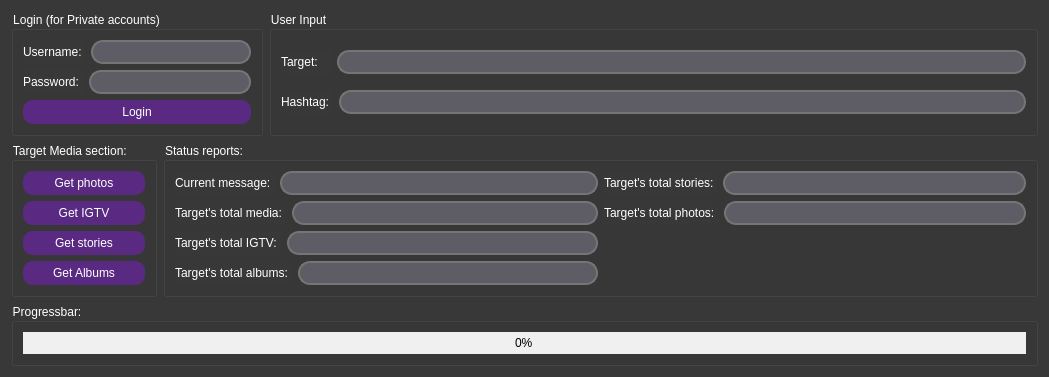
Above: GUI/Osintgram/form.ui from EchterAlsFake/Osintgram2 before the change. Below: the same form after it.
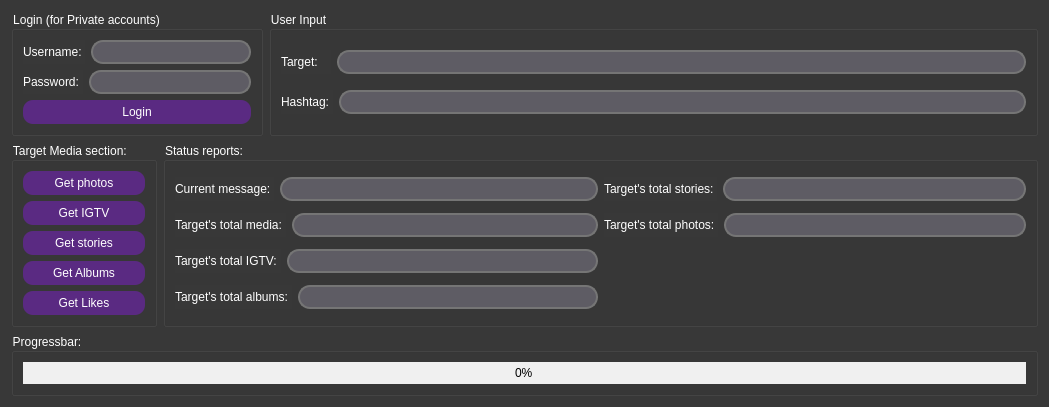
That is the form after the change.

Commit message: Added random colors Added Parser CLI commands

Diff of the .ui file:
```diff
--- a/GUI/Osintgram/form.ui
+++ b/GUI/Osintgram/form.ui
@@ -7,7 +7,7 @@
     <x>0</x>
     <y>0</y>
     <width>1049</width>
-    <height>371</height>
+    <height>390</height>
    </rect>
   </property>
   <property name="windowTitle">
@@ -251,8 +251,8 @@
         </property>
        </widget>
       </item>
-      <item row="0" column="0">
-       <widget class="QPushButton" name="button_photos">
+      <item row="2" column="0">
+       <widget class="QPushButton" name="button_stories">
         <property name="styleSheet">
          <string notr="true">QPushButton {
         background-color: #5a2a82; /* base violet color */
@@ -278,7 +278,7 @@
     }</string>
         </property>
         <property name="text">
-         <string>Get photos</string>
+         <string>Get stories</string>
         </property>
        </widget>
       </item>
@@ -313,8 +313,8 @@
         </property>
        </widget>
       </item>
-      <item row="2" column="0">
-       <widget class="QPushButton" name="button_stories">
+      <item row="0" column="0">
+       <widget class="QPushButton" name="button_photos">
         <property name="styleSheet">
          <string notr="true">QPushButton {
         background-color: #5a2a82; /* base violet color */
@@ -340,7 +340,38 @@
     }</string>
         </property>
         <property name="text">
-         <string>Get stories</string>
+         <string>Get photos</string>
+        </property>
+       </widget>
+      </item>
+      <item row="4" column="0">
+       <widget class="QPushButton" name="button_get_likes">
+        <property name="styleSheet">
+         <string notr="true">QPushButton {
+        background-color: #5a2a82; /* base violet color */
+        color: #ffffff; /* white text */
+        border: none;
+        border-radius: 10px; /* reduced rounded corner radius */
+        padding: 5px 10px; /* reduced button padding */
+        font-size: 12px;
+        outline: none;
+    }
+    
+    QPushButton:hover {
+        background-color: #7b3ca3; /* slightly lighter violet when hovered */
+    }
+
+    QPushButton:pressed {
+        background-color: #481f61; /* darker violet when pressed */
+    }
+
+    QPushButton:disabled {
+        background-color: #3f1d4d; /* even darker shade when button is disabled */
+        color: #8a7b9a; /* greyish text */
+    }</string>
+        </property>
+        <property name="text">
+         <string>Get Likes</string>
         </property>
        </widget>
       </item>
```
The commit also changes 4 other files.
